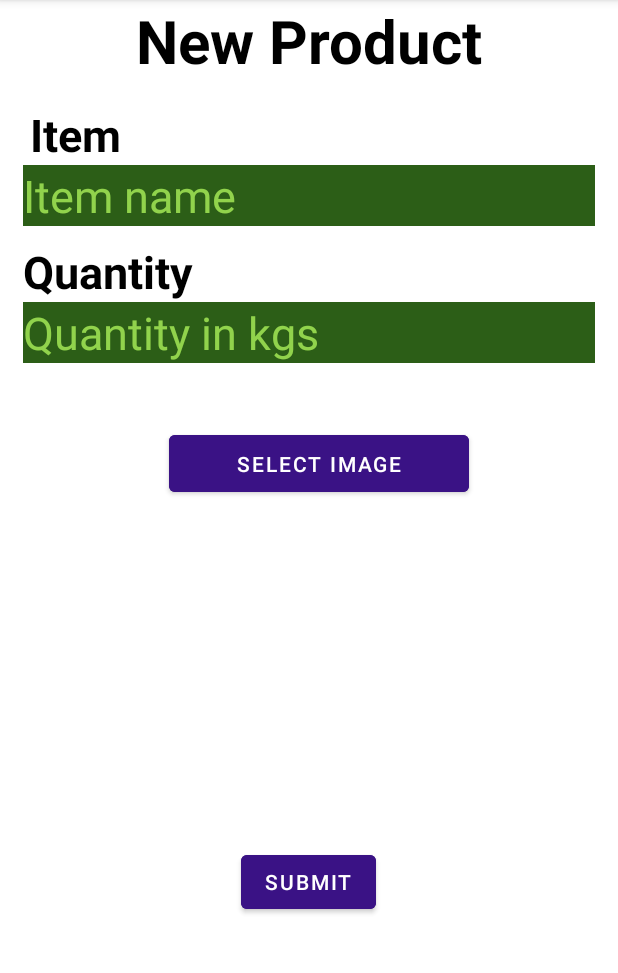
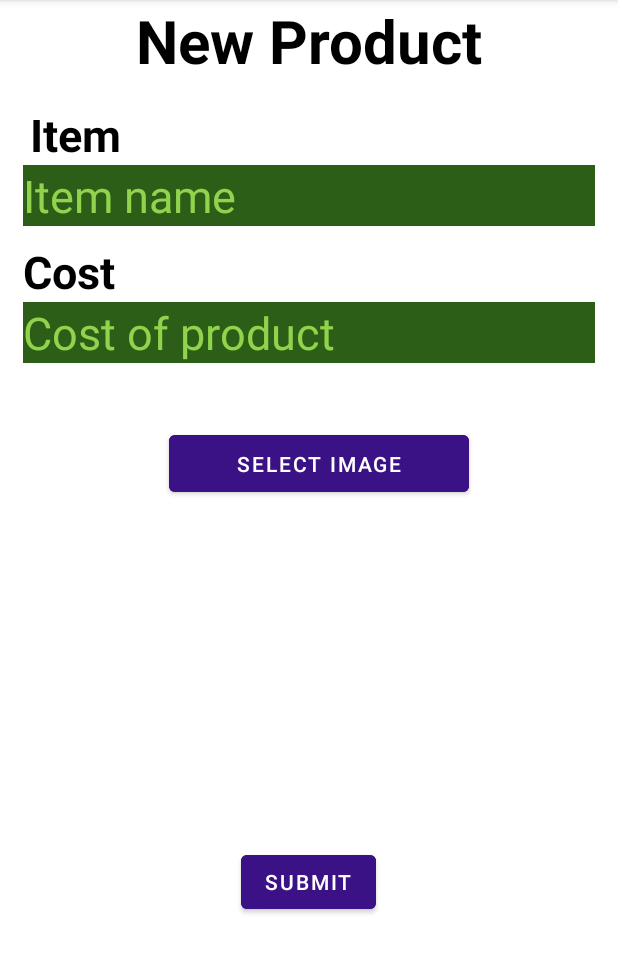
Before and after one commit to SlaydeSequeira/CollegeSocialMediaApp, an Android app: the additem screen opened directly, with no data from a screen before it, after a tap on "SUBMIT", on a phone screen of 412 x 824 dp, the part 84-1057 px from its top. Run offline under Robolectric (Android 15) with nearby library versions, the phone set to English and light mode, and no system bars; our stand-ins replace Firebase (no records; nobody signed in at launch, a user with empty details on screens opened directly); 1 statement that could not run was skipped.

Commit message:
version 4

```diff
--- a/app/src/main/java/com/example/database/additem.java
+++ b/app/src/main/java/com/example/database/additem.java
@@ -85,6 +85,11 @@ public class additem extends AppCompatActivity {
                             hashMap2.put(temp10, b);
                             myRef.child("cost").updateChildren(hashMap2);
                             flag=0;
+                            HashMap<String, Object> hashMap3 = new HashMap<>();
+                            temporary=temporary+1;
+                            temp10=String.valueOf(temporary);
+                            hashMap3.put("count", temp10);
+                            myRef.updateChildren(hashMap3);
                         }
                     }
 
--- a/app/src/main/res/layout/activity_additem.xml
+++ b/app/src/main/res/layout/activity_additem.xml
@@ -4,13 +4,17 @@
     xmlns:tools="http://schemas.android.com/tools"
     android:layout_width="match_parent"
     android:layout_height="match_parent"
-    tools:context=".additem">
+    tools:context=".additem"
+    android:background="@color/white"
+    >
 
 
     <RelativeLayout
         android:layout_width="match_parent"
         android:layout_height="match_parent"
-        tools:context=".Create_Post">
+        tools:context=".Create_Post"
+        android:background="@color/white"
+        >
 
         <EditText
             android:id="@+id/edit2"
@@ -20,7 +24,7 @@
             android:layout_marginLeft="15dp"
             android:layout_marginRight="15dp"
             android:background="#2c5e17"
-            android:hint="Quantity in kgs"
+            android:hint="Cost of product"
             android:textColor="#91d34c"
             android:textColorHint="#91d34c"
             android:textSize="30sp" />
@@ -62,7 +66,7 @@
             android:layout_height="wrap_content"
             android:layout_below="@+id/edit"
             android:layout_marginLeft="15dp"
-            android:text="Quantity"
+            android:text="Cost"
             android:textColor="@color/black"
             android:textSize="30dp"
             android:textStyle="bold" />
```
